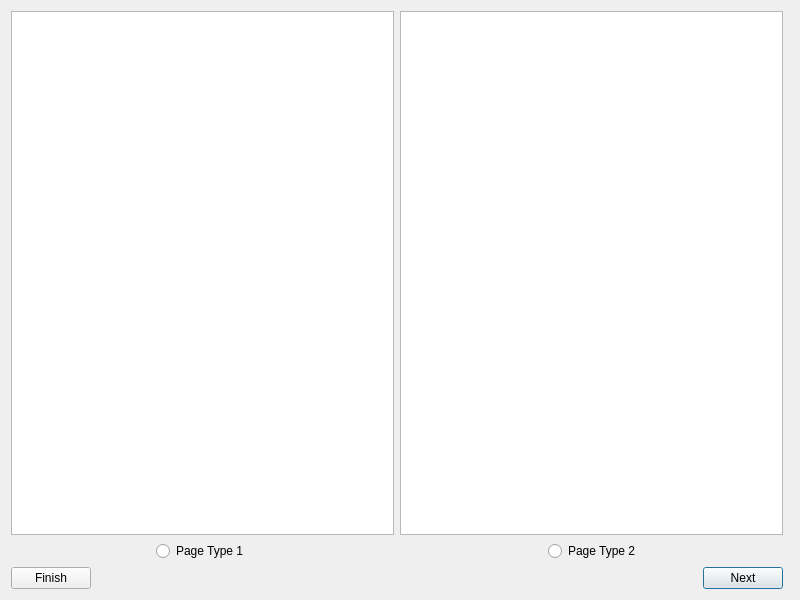
Bojo992/Qt_project_cs4076, file Recipe_book/settingsPage/selectpagetype.ui: the form before one commit.
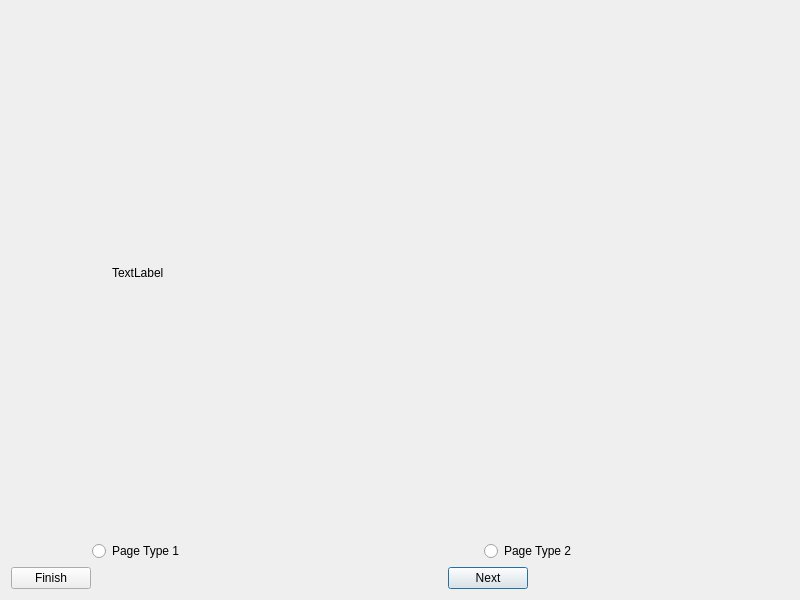
The form after the commit.

```diff
--- a/Recipe_book/settingsPage/selectpagetype.ui
+++ b/Recipe_book/settingsPage/selectpagetype.ui
@@ -14,40 +14,48 @@
    <string>Dialog</string>
   </property>
   <layout class="QGridLayout" name="gridLayout">
-   <item row="3" column="1" alignment="Qt::AlignRight">
+   <item row="1" column="1" colspan="2" alignment="Qt::AlignHCenter">
+    <widget class="QRadioButton" name="type2Radio">
+     <property name="text">
+      <string>Page Type 2</string>
+     </property>
+    </widget>
+   </item>
+   <item row="2" column="1" alignment="Qt::AlignRight">
     <widget class="QPushButton" name="nextButton">
      <property name="text">
       <string>Next</string>
      </property>
     </widget>
    </item>
-   <item row="2" column="0" alignment="Qt::AlignHCenter">
+   <item row="0" column="0" alignment="Qt::AlignHCenter">
+    <widget class="QLabel" name="label">
+     <property name="text">
+      <string>TextLabel</string>
+     </property>
+    </widget>
+   </item>
+   <item row="1" column="0" alignment="Qt::AlignHCenter">
     <widget class="QRadioButton" name="type1Radio">
      <property name="text">
       <string>Page Type 1</string>
      </property>
     </widget>
    </item>
-   <item row="0" column="1">
-    <widget class="QGraphicsView" name="type2GraphicsView"/>
-   </item>
-   <item row="0" column="0">
-    <widget class="QGraphicsView" name="type1GraphicsView"/>
-   </item>
-   <item row="2" column="1" colspan="2" alignment="Qt::AlignHCenter">
-    <widget class="QRadioButton" name="type2Radio">
-     <property name="text">
-      <string>Page Type 2</string>
-     </property>
-    </widget>
-   </item>
-   <item row="3" column="0" alignment="Qt::AlignLeft">
+   <item row="2" column="0" alignment="Qt::AlignLeft">
     <widget class="QPushButton" name="pushButton">
      <property name="text">
       <string>Finish</string>
      </property>
     </widget>
    </item>
+   <item row="0" column="1" alignment="Qt::AlignHCenter">
+    <widget class="QLabel" name="label_2">
+     <property name="text">
+      <string/>
+     </property>
+    </widget>
+   </item>
   </layout>
  </widget>
  <resources/>
```
